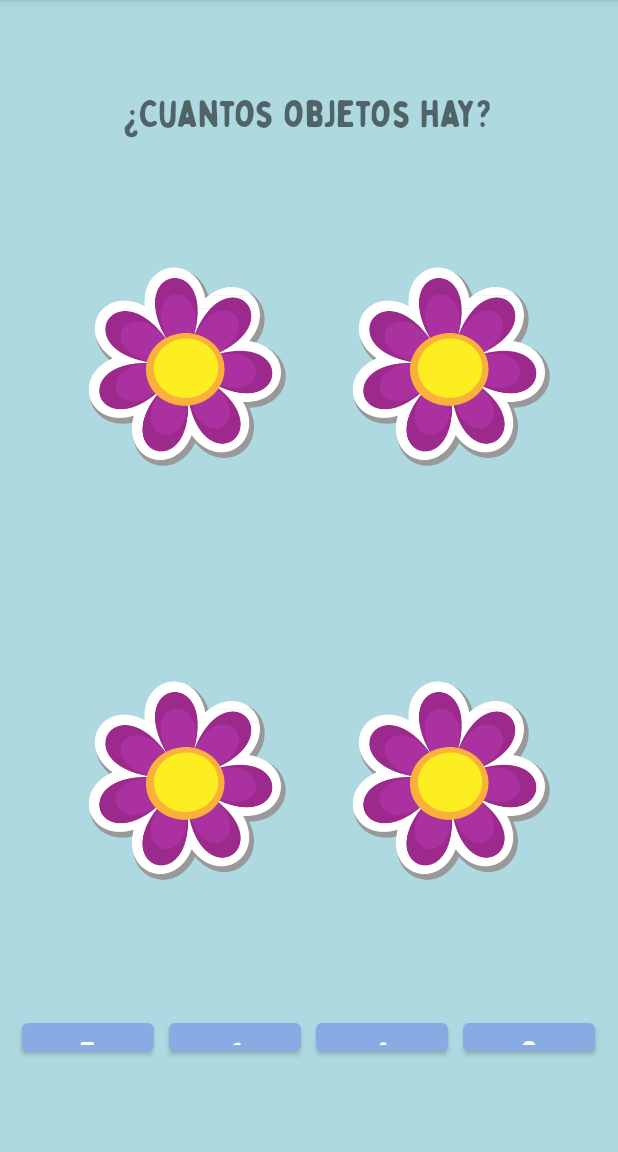
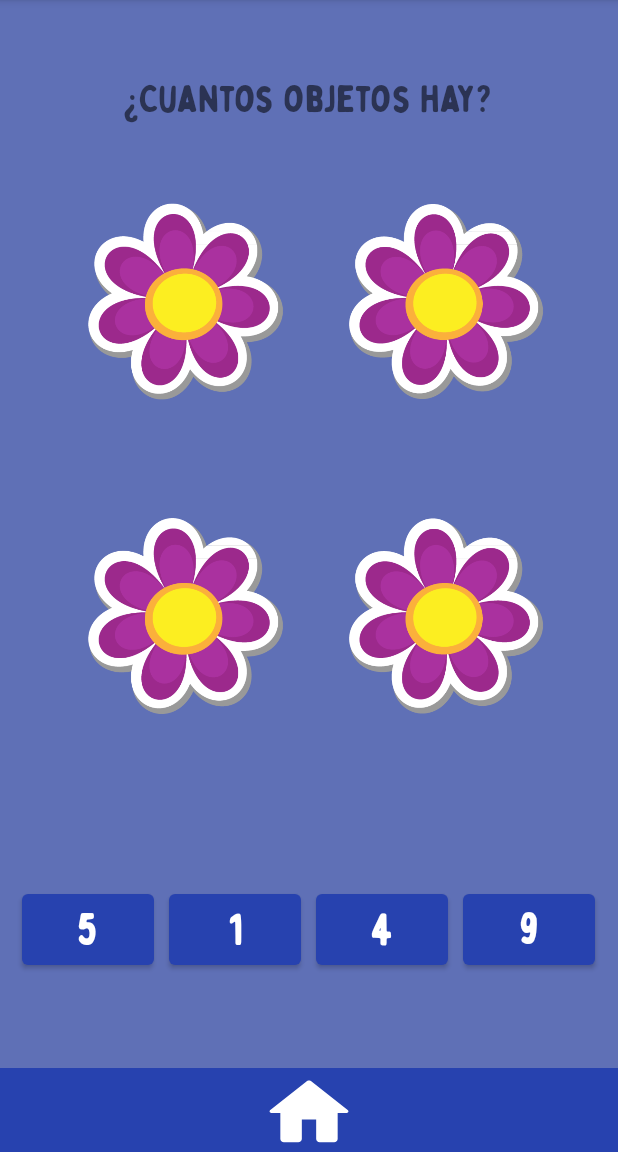
Before and after one commit to Isa2604/Lab.DisMov, an Android app: the NumberDash screen opened directly, with no data from a screen before it, on a phone screen of 412 x 824 dp, the part 84-1236 px from its top. Run offline under Robolectric (Android 15) with nearby library versions, the phone set to English and light mode, and no system bars.

Commit message:
Diseño sw las apps

```diff
--- a/app/src/main/java/com/example/playground/NumberDash.java
+++ b/app/src/main/java/com/example/playground/NumberDash.java
@@ -1,6 +1,7 @@
 package com.example.playground;
 
 import android.app.Dialog;
+import android.content.Intent;
 import android.os.Bundle;
 import android.os.Handler;
 
@@ -84,6 +85,19 @@ public class NumberDash extends AppCompatActivity {
 
         // Generar los objetos y las opciones de conteo al iniciar
         generateObjects();
+
+        // Obtener referencias a los boton
+        Button button13 = findViewById(R.id.button16);
+
+        // Configurar OnClickListener para el button13
+        button13.setOnClickListener(new View.OnClickListener() {
+            @Override
+            public void onClick(View v) {
+                // Crear un Intent para iniciar la actividad MainActivity
+                Intent intent = new Intent(NumberDash.this, MainActivity.class);
+                startActivity(intent);
+            }
+        });
     }
 
     private void generateObjects() {
--- a/app/src/main/res/layout/animals_layout.xml
+++ b/app/src/main/res/layout/animals_layout.xml
@@ -91,7 +91,7 @@
     <View
         android:id="@+id/view2"
         android:layout_width="wrap_content"
-        android:layout_height="80dp"
+        android:layout_height="56dp"
         android:background="@color/azul_logos"
         app:layout_constraintBottom_toBottomOf="parent"
         app:layout_constraintEnd_toEndOf="parent"
@@ -100,8 +100,8 @@
 
     <Button
         android:id="@+id/button12"
-        android:layout_width="70dp"
-        android:layout_height="70dp"
+        android:layout_width="57dp"
+        android:layout_height="52dp"
         android:background="@drawable/ic_home"
         app:backgroundTint="@null"
         app:layout_constraintBottom_toBottomOf="@+id/view2"
--- a/app/src/main/res/layout/fragment_home.xml
+++ b/app/src/main/res/layout/fragment_home.xml
@@ -120,6 +120,7 @@
             android:layout_marginStart="25dp"
             android:layout_marginTop="8dp"
             android:layout_marginEnd="25dp"
+            android:layout_marginBottom="90dp"
             android:background="@drawable/btn1"
             android:fontFamily="@font/bobby_jones"
             android:text="Puzzle"
@@ -127,6 +128,7 @@
             android:textSize="35sp"
             app:backgroundTint="@null"
             app:cornerRadius="30dp"
+            app:layout_constraintBottom_toBottomOf="parent"
             app:layout_constraintEnd_toEndOf="parent"
             app:layout_constraintHorizontal_bias="0.0"
             app:layout_constraintStart_toStartOf="parent"
--- a/app/src/main/res/layout/number_dash_layout.xml
+++ b/app/src/main/res/layout/number_dash_layout.xml
@@ -3,8 +3,7 @@
     xmlns:tools="http://schemas.android.com/tools"
     android:layout_width="match_parent"
     android:layout_height="match_parent"
-
-    android:background="#AED9E0"
+    android:background="#5F70B6"
     tools:context=".NumberDash">
 
     <!-- GridLayout para mostrar los objetos -->
@@ -17,17 +16,17 @@
         android:layout_height="wrap_content"
         android:layout_alignParentTop="true"
         android:layout_centerHorizontal="true"
-        android:layout_marginTop="60dp"
+        android:layout_marginTop="50dp"
         android:fontFamily="@font/bobby_jones"
         android:text="¿Cuantos objetos hay?"
         android:textSize="25sp" />
 
     <GridLayout
         android:id="@+id/objectGridLayout"
-        android:layout_width="594dp"
-        android:layout_height="552dp"
+        android:layout_width="347dp"
+        android:layout_height="419dp"
         android:layout_marginLeft="30dp"
-        android:layout_marginTop="100dp"
+        android:layout_marginTop="90dp"
         android:layout_marginRight="30dp"
         android:alignmentMode="alignMargins"
         android:columnCount="2"
@@ -54,6 +53,7 @@
             android:layout_marginEnd="10dp"
             android:fontFamily="@font/bobby_jones"
             android:text="1"
+            app:backgroundTint="#FF2742AF"
             android:textSize="30sp" />
 
         <Button
@@ -63,6 +63,7 @@
             android:layout_marginEnd="10dp"
             android:fontFamily="@font/bobby_jones"
             android:text="2"
+            app:backgroundTint="#FF2742AF"
             android:textSize="30sp" />
 
         <Button
@@ -72,6 +73,7 @@
             android:layout_marginEnd="10dp"
             android:fontFamily="@font/bobby_jones"
             android:text="3"
+            app:backgroundTint="#FF2742AF"
             android:textSize="30sp" />
 
         <Button
@@ -80,6 +82,7 @@
             android:layout_height="wrap_content"
             android:fontFamily="@font/bobby_jones"
             android:text="4"
+            app:backgroundTint="#FF2742AF"
             android:textSize="30sp" />
 
     </LinearLayout>
@@ -94,6 +97,27 @@
         android:textColor="@android:color/black"
         android:textStyle="bold"
         android:visibility="gone" />
+    <View
+        android:id="@+id/view2"
+        android:layout_width="match_parent"
+        android:layout_height="56dp"
+        android:layout_alignParentBottom="true"
+        android:background="#FF2742AF"
+        app:layout_constraintBottom_toBottomOf="parent"
+        app:layout_constraintEnd_toEndOf="parent"
+        app:layout_constraintStart_toStartOf="parent" />
+
+    <Button
+        android:id="@+id/button16"
+        android:layout_width="57dp"
+        android:layout_height="52dp"
+        android:layout_alignParentBottom="true"
+        android:layout_centerInParent="true"
+        android:background="@drawable/ic_home"
+        app:backgroundTint="@null"
+        app:layout_constraintBottom_toBottomOf="@+id/view2"
+        app:layout_constraintEnd_toEndOf="parent"
+        app:layout_constraintStart_toStartOf="@+id/view2" />
 
 
 </RelativeLayout>
--- a/app/src/main/res/layout/piano_layout.xml
+++ b/app/src/main/res/layout/piano_layout.xml
@@ -177,14 +177,14 @@
 
         <View
             android:id="@+id/view3"
-            android:layout_width="80dp"
+            android:layout_width="56dp"
             android:layout_height="match_parent"
             android:background="@color/barra_piano" />
 
         <Button
             android:id="@+id/button14"
-            android:layout_width="70dp"
-            android:layout_height="70dp"
+            android:layout_width="57dp"
+            android:layout_height="52dp"
             android:layout_centerVertical="true"
             android:layout_centerHorizontal="true"
             android:background="@drawable/ic_home"
```
Also changed, not shown: app/src/main/java/com/example/playground/Colorea.java (+14 -0 lines), app/src/main/java/com/example/playground/Rompecabezas.java (+15 -0 lines), app/src/main/res/layout/colorea_layout.xml (+25 -4 lines), app/src/main/res/layout/rompecabezas.xml (+25 -3 lines).
